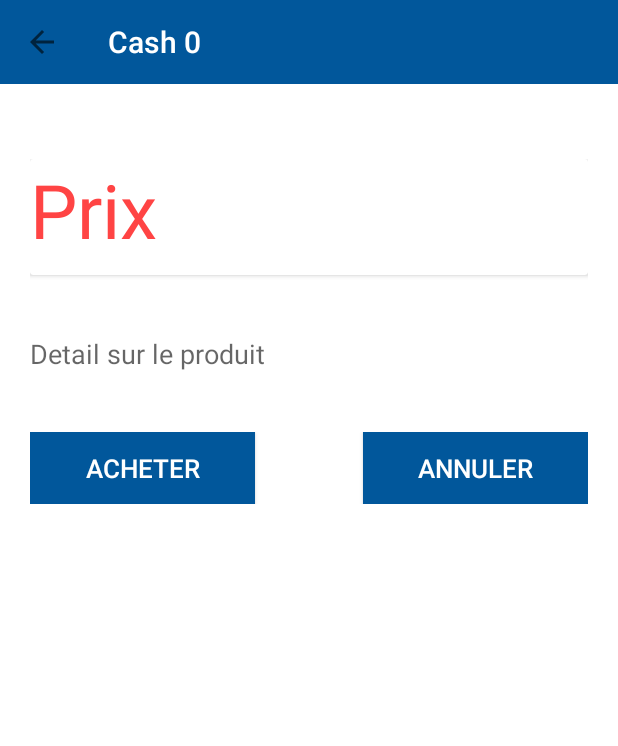
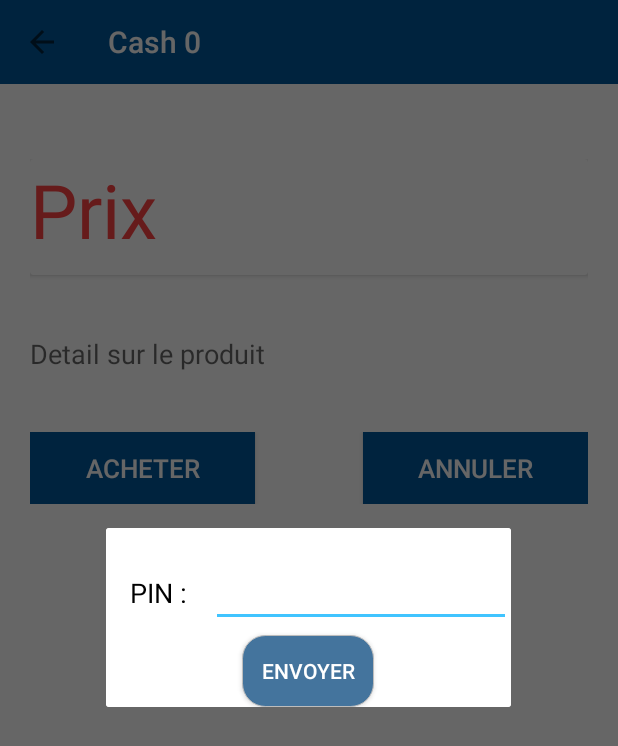
Before and after one commit to PRONAP-MOBILE/cash0, an Android app: the DetailBuyActivity screen opened directly, with no data from a screen before it, after a tap on "ACHETER", on a phone screen of 412 x 824 dp. Shown: the top 746 px of the screen. Run offline under Robolectric (Android 15) with nearby library versions, the phone set to English and light mode, and no system bars; 3 statements that could not run were skipped.

Commit message:
sms validation for buyer ans seller

```diff
--- a/app/src/main/AndroidManifest.xml
+++ b/app/src/main/AndroidManifest.xml
@@ -6,6 +6,8 @@
     <uses-permission android:name="android.permission.GET_ACCOUNTS" />
     <uses-permission android:name="android.permission.READ_PROFILE" />
     <uses-permission android:name="android.permission.READ_CONTACTS" />
+    <uses-permission android:name="android.permission.SEND_SMS" />
+    <uses-permission android:name="android.permission.CALL_PHONE" />
 
     <application
         android:allowBackup="true"
--- /dev/null
+++ b/app/src/main/java/com/mobil/pronap/cash0/Fragments/Pinvalidation.java
@@ -0,0 +1,94 @@
+package com.mobil.pronap.cash0.Fragments;
+
+import android.app.Activity;
+import android.os.Bundle;
+import android.support.annotation.Nullable;
+import android.support.design.widget.Snackbar;
+import android.support.v4.app.DialogFragment;
+import android.support.v4.app.Fragment;
+import android.support.v4.app.FragmentManager;
+import android.text.TextUtils;
+import android.view.LayoutInflater;
+import android.view.View;
+import android.view.ViewGroup;
+import android.widget.Button;
+import android.widget.EditText;
+
+import com.mobil.pronap.cash0.Activities.DetailBuyActivity;
+import com.mobil.pronap.cash0.R;
+
+/**
+ * Created by Emmanuel on 4/11/2018.
+ */
+
+public class Pinvalidation extends DialogFragment {
+
+    EditText etPin;
+    Button btnPin;
+    FragmentManager fm;
+    DetailBuyActivity detailBuyActivity;
+
+
+    @Override
+    public void onCreate(@Nullable Bundle savedInstanceState) {
+        super.onCreate(savedInstanceState);
+    }
+
+    @Nullable
+    @Override
+    public View onCreateView(LayoutInflater inflater, @Nullable ViewGroup container, @Nullable Bundle savedInstanceState) {
+        View racine = inflater.inflate(R.layout.pin_validation, null);
+
+        fm = getFragmentManager();
+        etPin = (EditText) racine.findViewById(R.id.etPin);
+        btnPin = (Button) racine.findViewById(R.id.btnPin);
+        detailBuyActivity = (DetailBuyActivity) getActivity();
+
+
+
+        btnPin.setOnClickListener(new View.OnClickListener() {
+            @Override
+            public void onClick(View view) {
+                if(TextUtils.isEmpty(etPin.getText().toString())){
+                    if(etPin.getText().toString().length() != 4){
+
+                        if(Integer.parseInt(etPin.getText().toString()) == 1234){
+                            detailBuyActivity.onReceivePin(Integer.parseInt(etPin.getText().toString()));
+                            dismiss();
+                        }else{
+                            etPin.setError("PIN incorrect");
+                        }
+
+
+                    }else{
+                        etPin.setError("Le PIN doit contenir 4 chiffres");
+                    }
+                }else{
+                    etPin.setError("Champs vide");
+                }
+            }
+        });
+
+
+        return  racine;
+    }
+
+    @Override
+    public void onAttachFragment(Fragment childFragment) {
+        super.onAttachFragment(childFragment);
+
+    }
+
+
+
+    //Definition de l'interface permettant d'envoyer les informations du contact pour les enregistrer
+    public interface PinListener{
+        void onFinishEnterPin(int userPin);
+    }
+    //methode utilisant l'interface pour faire passer les donnees
+    public void SendPin(){
+        PinListener listener = (PinListener) getTargetFragment();
+        listener.onFinishEnterPin(Integer.parseInt(etPin.getText().toString()));
+    }
+
+}
--- a/app/src/main/res/layout/activity_signup.xml
+++ b/app/src/main/res/layout/activity_signup.xml
@@ -84,6 +84,7 @@
                         android:singleLine="true" />
 
                 </android.support.design.widget.TextInputLayout>
+
                 <android.support.design.widget.TextInputLayout
                     android:layout_width="match_parent"
                     android:layout_height="wrap_content"
--- /dev/null
+++ b/app/src/main/res/layout/pin_validation.xml
@@ -0,0 +1,69 @@
+<?xml version="1.0" encoding="utf-8"?>
+<LinearLayout xmlns:android="http://schemas.android.com/apk/res/android"
+    android:layout_width="match_parent"
+    android:layout_height="match_parent"
+    android:background="@android:color/white"
+    android:orientation="vertical">
+
+    <RelativeLayout
+        android:layout_width="match_parent"
+        android:layout_marginTop="10dp"
+        android:layout_height="wrap_content">
+
+        <LinearLayout
+            android:layout_width="wrap_content"
+            android:layout_height="wrap_content"
+            android:layout_centerHorizontal="true"
+            android:orientation="horizontal">
+
+            <TextView
+                android:id="@+id/pinText"
+                android:layout_width="70dp"
+                android:layout_height="50dp"
+                android:layout_alignParentLeft="true"
+                android:layout_alignParentStart="true"
+                android:layout_alignParentTop="true"
+                android:padding="15dp"
+                android:text="@string/pin"
+                android:textAlignment="center"
+                android:textColor="@android:color/black"
+                android:textSize="18sp" />
+
+            <android.support.design.widget.TextInputLayout
+                android:layout_width="wrap_content"
+                android:layout_height="wrap_content"
+                >
+
+                <EditText
+                    android:id="@+id/etPin"
+                    android:layout_width="200dp"
+                    android:layout_height="wrap_content"
+                    android:imeOptions="actionUnspecified"
+                    android:inputType="number"
+                    android:maxLines="1"
+                    android:singleLine="true" />
+
+            </android.support.design.widget.TextInputLayout>
+        </LinearLayout>
+
+    </RelativeLayout>
+
+
+    <RelativeLayout
+        android:layout_width="match_parent"
+        android:layout_height="wrap_content">
+
+        <Button
+            android:layout_width="wrap_content"
+            android:layout_height="wrap_content"
+            android:id="@+id/btnPin"
+            android:layout_marginTop="5dp"
+            android:background="@drawable/btnshape"
+            android:textColor="@android:color/white"
+            android:layout_centerHorizontal="true"
+            android:text="@string/envoyer" />
+
+    </RelativeLayout>
+
+
+</LinearLayout>
--- a/app/src/main/res/values/strings.xml
+++ b/app/src/main/res/values/strings.xml
@@ -39,6 +39,8 @@
     <string name="info_produit">Information sur le produit</string>
     <string name="quit_message">Pressez une nouvelle fois pour quitter</string>
     <string name="erreur_identifiant">No de téléphone ou mot de passe incorrect</string>
+    <string name="pin">PIN :</string>
+    <string name="envoyer">envoyer</string>
 
     <!-- dots inactive colors -->
     <color name="dot_inactive_screen1">#ffa000</color>
```
Also changed, not shown: app/src/main/java/com/mobil/pronap/cash0/Activities/DetailBuyActivity.java (+62 -3 lines), app/src/main/java/com/mobil/pronap/cash0/Utils/SmsValidation.java (added, +37 -0 lines).
